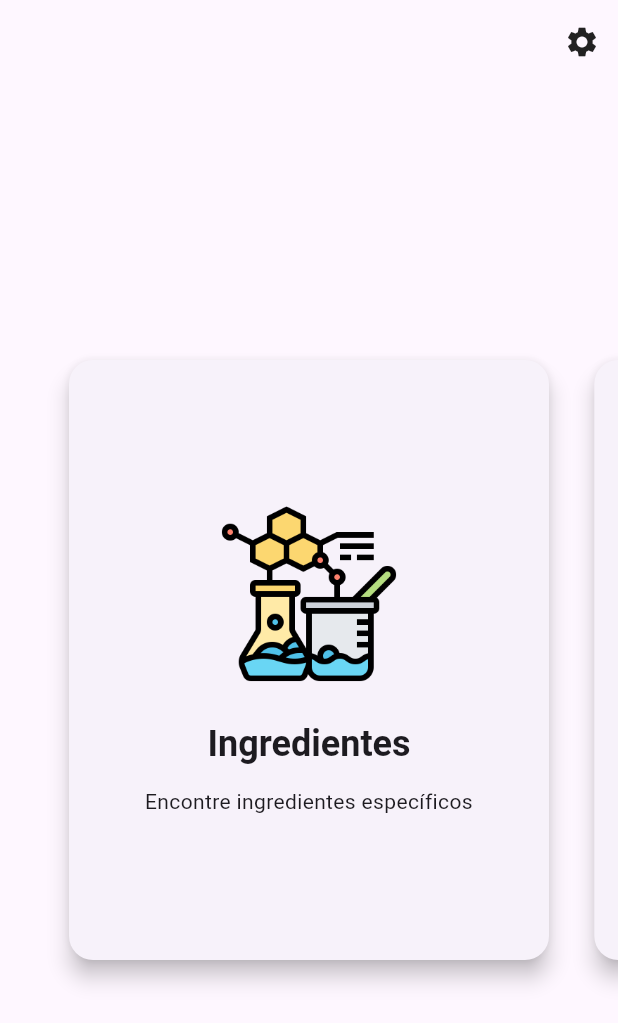
After one commit to RodolfoJSCampos/hairsense, a Flutter app: the HomeView screen opened directly, on a phone screen of 412 x 824 dp. The commit adds this screen. Shown: the top 1023 px of the screen. Run offline on Flutter 3.47's test engine with Material 3 defaults, Android fonts, the light colour scheme and no system bars; our stand-ins replace cloud_firestore, firebase_auth, firebase_core, google_sign_in; accounts and stored records are empty.

Commit message:
feat(home): cria tela principal com swiper de cards de ingredientes e produtos

```diff
--- a/app/lib/main.dart
+++ b/app/lib/main.dart
@@ -29,7 +29,7 @@ class MyApp extends StatelessWidget {
             title: 'HairSense',
             theme: ThemeData.light(),
             darkTheme: ThemeData.dark(),
-            themeMode: tema.temaAtual,
+            themeMode: tema.isDarkMode ? ThemeMode.dark : ThemeMode.light,
             home: const LoginView(),
           );
         },
--- /dev/null
+++ b/app/lib/models/card_item_model.dart
@@ -0,0 +1,11 @@
+class CardItemModel {
+  final String titulo;
+  final String descricao;
+  final String imagem;
+
+  CardItemModel({
+    required this.titulo,
+    required this.descricao,
+    required this.imagem,
+  });
+}
--- a/app/lib/services/theme_controller.dart
+++ b/app/lib/services/theme_controller.dart
@@ -1,11 +1,12 @@
 import 'package:flutter/material.dart';
 
 class ThemeController extends ChangeNotifier {
-  ThemeMode temaAtual = ThemeMode.light;
+  bool _isDarkMode = false;
+
+  bool get isDarkMode => _isDarkMode;
 
   void alternarTema() {
-    temaAtual =
-        temaAtual == ThemeMode.light ? ThemeMode.dark : ThemeMode.light;
+    _isDarkMode = !_isDarkMode;
     notifyListeners();
   }
 }
--- /dev/null
+++ b/app/lib/viewmodels/home_view_model.dart
@@ -0,0 +1,17 @@
+import 'package:flutter/material.dart';
+import '../models/card_item_model.dart';
+
+class HomeViewModel extends ChangeNotifier {
+  final List<CardItemModel> cards = [
+    CardItemModel(
+      titulo: 'Ingredientes',
+      descricao: 'Encontre ingredientes específicos',
+      imagem: 'assets/ingredientes_icon.png',
+    ),
+    CardItemModel(
+      titulo: 'Produtos',
+      descricao: 'Busque diretamente um produto',
+      imagem: 'assets/produtos_icon.png',
+    ),
+  ];
+}
--- a/app/lib/viewmodels/register_view_model.dart
+++ b/app/lib/viewmodels/register_view_model.dart
@@ -33,7 +33,6 @@ class RegisterViewModel extends ChangeNotifier {
         // Cria perfil básico no Firestore com nome, e-mail e UID
         await _firestoreService.salvarDadosUsuario(user.uid, {
           'email': user.email,
-          'nome': user.displayName,
           'criadoEm': Timestamp.now(),
           'loginGoogle': true,
         });
--- /dev/null
+++ b/app/lib/views/home_view.dart
@@ -0,0 +1,75 @@
+import 'package:flutter/material.dart';
+import 'package:provider/provider.dart';
+import '../widgets/app_bar_config.dart';
+import '../viewmodels/home_view_model.dart';
+import '../models/card_item_model.dart';
+
+class HomeView extends StatelessWidget {
+  const HomeView({super.key});
+
+  @override
+  Widget build(BuildContext context) {
+    return ChangeNotifierProvider(
+      create: (_) => HomeViewModel(),
+      child: Scaffold(
+        appBar: const AppBarConfig(),
+        backgroundColor: Theme.of(context).scaffoldBackgroundColor,
+        body: Consumer<HomeViewModel>(
+          builder: (context, vm, _) {
+            return Padding(
+              padding: const EdgeInsets.symmetric(vertical: 24.0),
+              child: PageView.builder(
+                controller: PageController(viewportFraction: 0.85),
+                itemCount: vm.cards.length,
+                itemBuilder: (context, index) {
+                  final card = vm.cards[index];
+                  return _CardItem(card: card);
+                },
+              ),
+            );
+          },
+        ),
+      ),
+    );
+  }
+}
+
+class _CardItem extends StatelessWidget {
+  final CardItemModel card;
+
+  const _CardItem({required this.card});
+
+  @override
+  Widget build(BuildContext context) {
+    return Center(
+      child: Card(
+        elevation: 6,
+        shape: RoundedRectangleBorder(borderRadius: BorderRadius.circular(16)),
+        child: Container(
+          width: 320,
+          height: 400,
+          padding: const EdgeInsets.all(24),
+          child: Column(
+            mainAxisAlignment: MainAxisAlignment.center,
+            children: [
+              Image.asset(card.imagem, width: 120, height: 120),
+              const SizedBox(height: 24),
+              Text(
+                card.titulo,
+                style: Theme.of(context).textTheme.headlineSmall?.copyWith(
+                      fontWeight: FontWeight.bold,
+                    ),
+              ),
+              const SizedBox(height: 12),
+              Text(
+                card.descricao,
+                textAlign: TextAlign.center,
+                style: Theme.of(context).textTheme.bodyMedium,
+              ),
+            ],
+          ),
+        ),
+      ),
+    );
+  }
+}
```
Also changed, not shown: app/lib/views/login_view.dart (+12 -30 lines), app/lib/widgets/app_bar_config.dart (+37 -5 lines), app/assets/ingredientes_icon.png (added), app/assets/produtos_icon.png (added).
